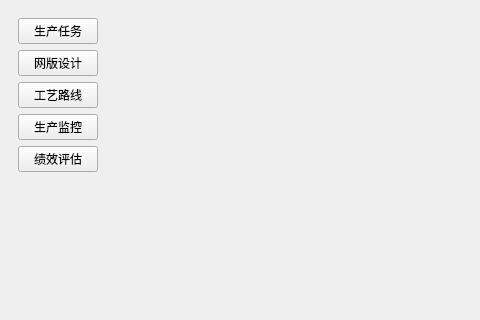
First picture: the form in forms/main_window.ui, repository ByteKnight-X/LineControlRobot, before the edit; both pictures show x 0 to 480 and y 0 to 320 of the 1024 by 640 pixel window.
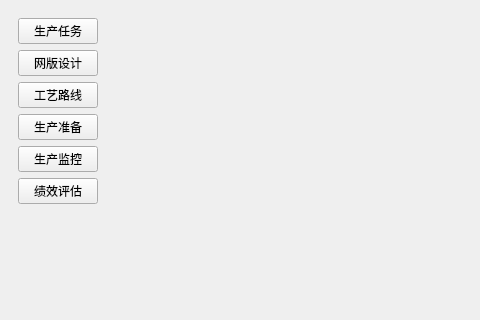
Second picture: the form after the edit.

The edit to the form file:
```diff
--- a/forms/main_window.ui
+++ b/forms/main_window.ui
@@ -35,6 +35,12 @@
                   <property name="checkable"><bool>true</bool></property>
                 </widget>
               </item>
+              <item>
+                <widget class="QPushButton" name="btnPrepare">
+                  <property name="text"><string>生产准备</string></property>
+                  <property name="checkable"><bool>true</bool></property>
+                </widget>
+              </item>
               <item>
                 <widget class="QPushButton" name="btnMonitoring">
                   <property name="text"><string>生产监控</string></property>
```
